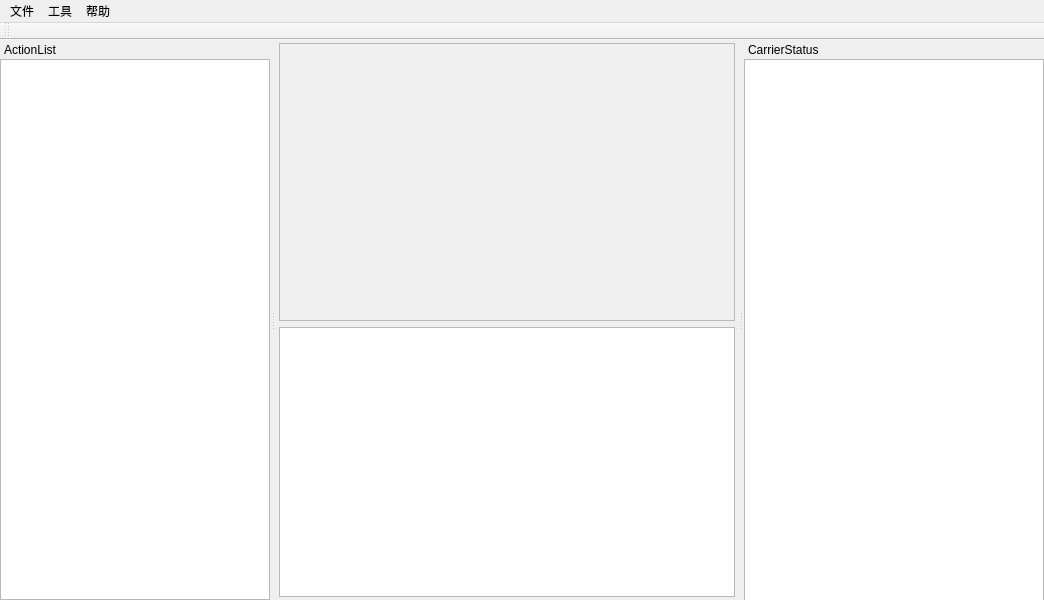
Old version of the form SimpleActionPlayer/mainwindow.ui in the repository SimonLeeCHN/RailTranser-Studio.
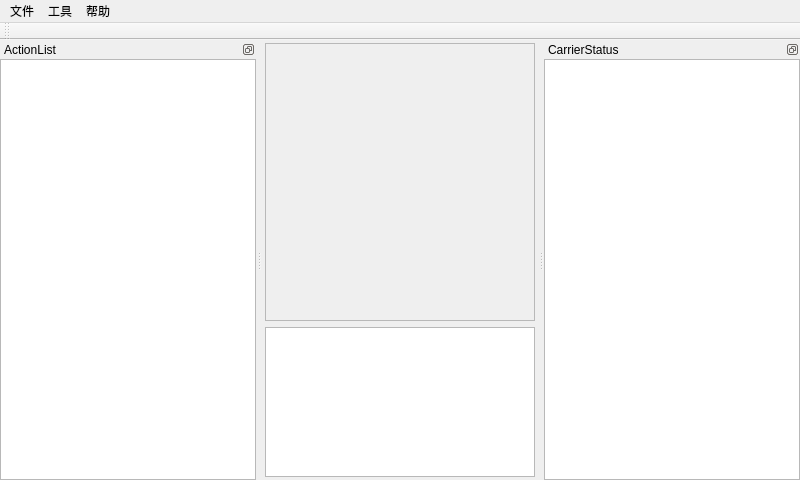
New version of the form. Icons and pictures are not drawn. Custom widgets are drawn as their Qt base class.

Diff of the .ui file:
```diff
--- a/SimpleActionPlayer/mainwindow.ui
+++ b/SimpleActionPlayer/mainwindow.ui
@@ -6,8 +6,8 @@
    <rect>
     <x>0</x>
     <y>0</y>
-    <width>1044</width>
-    <height>600</height>
+    <width>800</width>
+    <height>480</height>
    </rect>
   </property>
   <property name="sizePolicy">
@@ -18,8 +18,8 @@
   </property>
   <property name="minimumSize">
    <size>
-    <width>1044</width>
-    <height>600</height>
+    <width>800</width>
+    <height>480</height>
    </size>
   </property>
   <property name="windowTitle">
@@ -1133,15 +1133,21 @@
          <bool>true</bool>
         </property>
         <property name="sizePolicy">
-         <sizepolicy hsizetype="MinimumExpanding" vsizetype="Fixed">
+         <sizepolicy hsizetype="MinimumExpanding" vsizetype="Maximum">
           <horstretch>0</horstretch>
           <verstretch>0</verstretch>
          </sizepolicy>
         </property>
         <property name="minimumSize">
          <size>
-          <width>431</width>
-          <height>270</height>
+          <width>0</width>
+          <height>0</height>
+         </size>
+        </property>
+        <property name="maximumSize">
+         <size>
+          <width>16777215</width>
+          <height>150</height>
          </size>
         </property>
         <property name="font">
@@ -1170,8 +1176,8 @@
     <rect>
      <x>0</x>
      <y>0</y>
-     <width>1044</width>
-     <height>28</height>
+     <width>800</width>
+     <height>31</height>
     </rect>
    </property>
    <widget class="QMenu" name="MENU_file">
@@ -1227,7 +1233,7 @@
   </widget>
   <widget class="QDockWidget" name="dockWidget">
    <property name="features">
-    <set>QDockWidget::DockWidgetMovable</set>
+    <set>QDockWidget::DockWidgetFloatable|QDockWidget::DockWidgetMovable</set>
    </property>
    <property name="allowedAreas">
     <set>Qt::LeftDockWidgetArea</set>
@@ -1265,8 +1271,14 @@
        </property>
        <property name="minimumSize">
         <size>
-         <width>270</width>
-         <height>353</height>
+         <width>200</width>
+         <height>0</height>
+        </size>
+       </property>
+       <property name="maximumSize">
+        <size>
+         <width>500</width>
+         <height>16777215</height>
         </size>
        </property>
        <property name="font">
@@ -1283,8 +1295,14 @@
    </widget>
   </widget>
   <widget class="QDockWidget" name="dockWidget_2">
+   <property name="minimumSize">
+    <size>
+     <width>134</width>
+     <height>159</height>
+    </size>
+   </property>
    <property name="features">
-    <set>QDockWidget::NoDockWidgetFeatures</set>
+    <set>QDockWidget::DockWidgetFloatable|QDockWidget::DockWidgetMovable</set>
    </property>
    <property name="allowedAreas">
     <set>Qt::RightDockWidgetArea</set>
@@ -1325,8 +1343,8 @@
        </property>
        <property name="minimumSize">
         <size>
-         <width>300</width>
-         <height>551</height>
+         <width>0</width>
+         <height>0</height>
         </size>
        </property>
        <property name="maximumSize">
```
Left out of the diff: 4 changed lines with no effect on the pictures.
